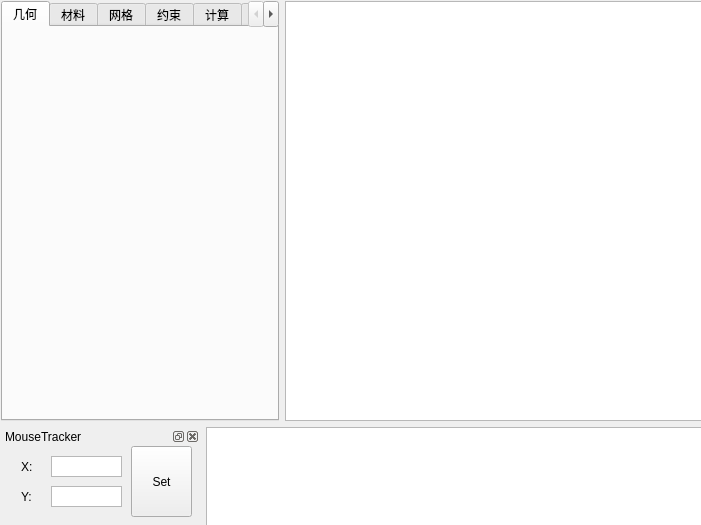
Qt form trueCM_QT/widget.ui (LennartLee00/CourseProject_ComputationalMechanicsbasedonQT) before a commit.
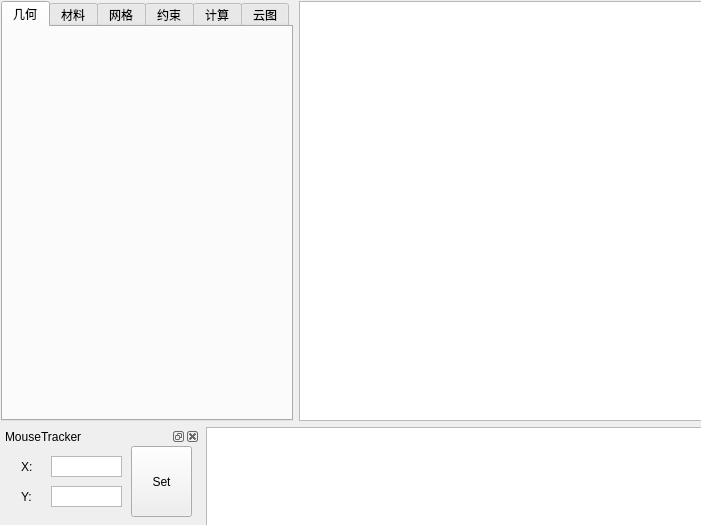
The same form after that commit. Custom widgets are drawn as their Qt base class.

Patch:
```diff
--- a/trueCM_QT/widget.ui
+++ b/trueCM_QT/widget.ui
@@ -10,6 +10,18 @@
     <height>525</height>
    </rect>
   </property>
+  <property name="minimumSize">
+   <size>
+    <width>701</width>
+    <height>525</height>
+   </size>
+  </property>
+  <property name="maximumSize">
+   <size>
+    <width>701</width>
+    <height>525</height>
+   </size>
+  </property>
   <property name="windowTitle">
    <string>计算力学求解器</string>
   </property>
@@ -24,7 +36,7 @@
    </property>
    <layout class="QVBoxLayout" name="verticalLayout" stretch="4,1">
     <item>
-     <layout class="QHBoxLayout" name="horizontalLayout" stretch="2,3">
+     <layout class="QHBoxLayout" name="horizontalLayout" stretch="1,2">
       <item>
        <widget class="QTabWidget" name="tabWidget">
         <property name="sizePolicy">
@@ -39,6 +51,9 @@
         <property name="elideMode">
          <enum>Qt::ElideRight</enum>
         </property>
+        <property name="usesScrollButtons">
+         <bool>false</bool>
+        </property>
         <widget class="QWidget" name="tab">
          <attribute name="title">
           <string>几何</string>
```
Left out of the diff: 4 changed lines with no effect on the pictures.
